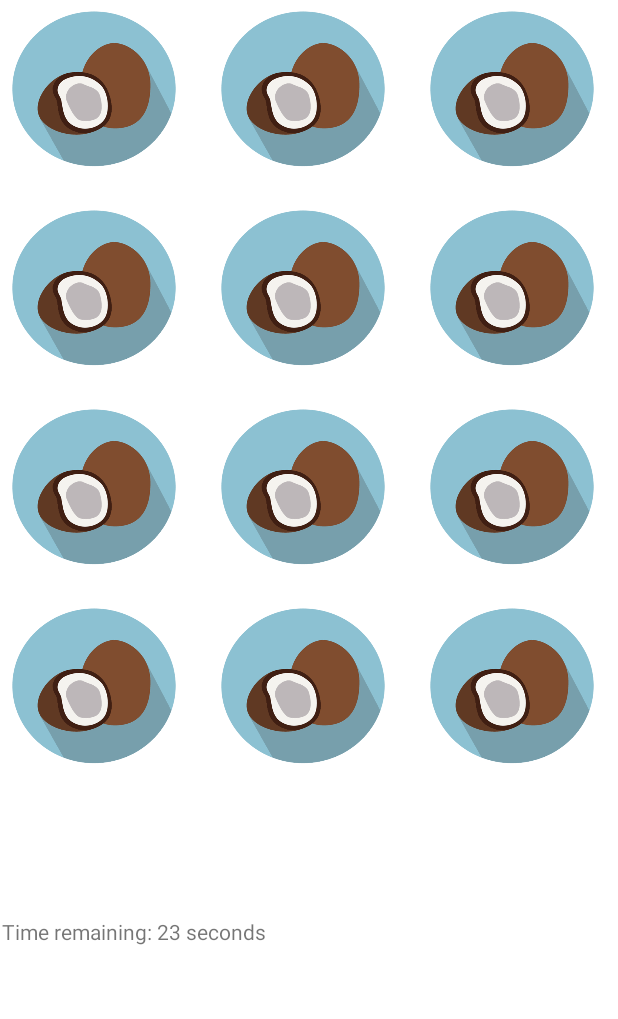
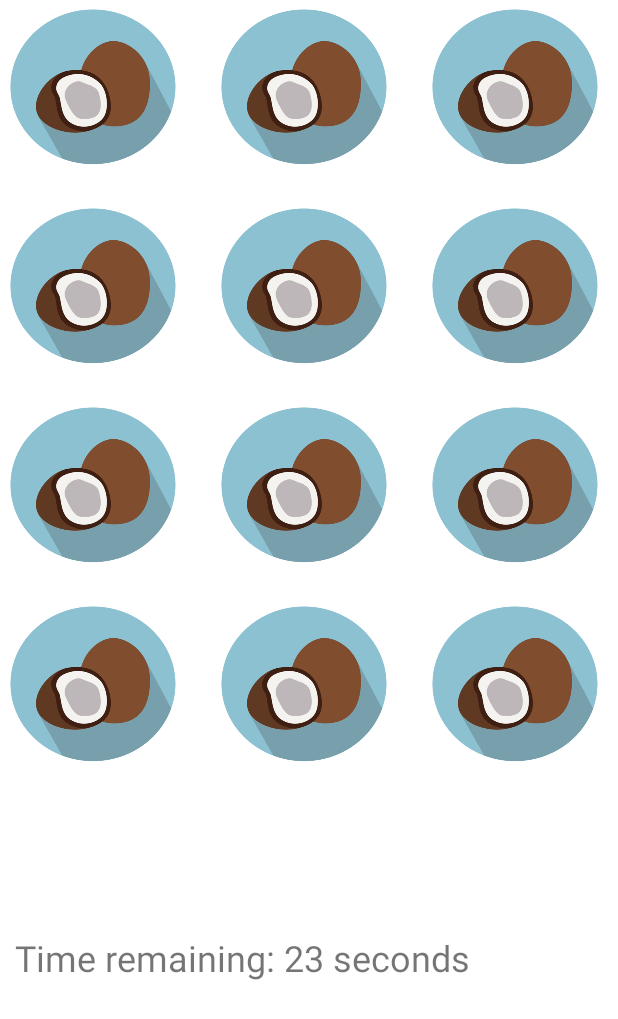
Before and after one commit to angelanacpil/BasicsPractice, an Android app: the screen it shows after launch (GameActivity), after a tap on "LOREM IPSUM.", on a phone screen of 412 x 824 dp. Shown: the top 1019 px of the screen. Run offline under Robolectric (Android 15) with nearby library versions, the phone set to English and light mode, and no system bars; 1 other tap on this screen came first.

Commit message:
Working DB

```diff
--- a/app/build.gradle
+++ b/app/build.gradle
@@ -33,6 +33,7 @@ dependencies {
     implementation 'androidx.appcompat:appcompat:1.6.1'
     implementation 'com.google.android.material:material:1.8.0'
     implementation 'androidx.constraintlayout:constraintlayout:2.1.4'
+    implementation 'androidx.sqlite:sqlite:2.1.0'
     testImplementation 'junit:junit:4.13.2'
     androidTestImplementation 'androidx.test.ext:junit:1.1.5'
     androidTestImplementation 'androidx.test.espresso:espresso-core:3.5.1'
--- /dev/null
+++ b/app/src/main/java/com/example/basicspractice/DBHandler.java
@@ -0,0 +1,111 @@
+package com.example.basicspractice;
+
+import android.content.ContentValues;
+import android.content.Context;
+import android.database.Cursor;
+import android.database.sqlite.SQLiteDatabase;
+import android.database.sqlite.SQLiteOpenHelper;
+import android.util.Log;
+
+public class DBHandler extends SQLiteOpenHelper {
+
+    // Get reference
+    SQLiteDatabase db = this.getReadableDatabase();
+
+    private static final String DATABASE_NAME = "gamedb";
+    private static final String TABLE_NAME = "player";
+    private static final String ID_COL = "id";
+    private static final String NAME_COL = "player_name";
+    private static final String CURRENT_STAGE_COL = "current_stage";
+    private static final String IS_GAME_COMPLETE_COL = "is_game_complete";
+
+    // STAGES
+    private static final String STAGE1_RT_COL = "stage1_rt";
+    private static final String STAGE1_BEST_RT_COL = "stage1_best_rt";
+
+    private static final String STAGE2_RT_COL = "stage2_rt";
+    private static final String STAGE2_BEST_RT_COL = "stage2_best_rt";
+
+    // Creating a constructor for our database handler.
+    public DBHandler(Context context) {
+        super(context, DATABASE_NAME, null, 1);
+    }
+
+    @Override
+    public void onCreate(SQLiteDatabase db) {
+        String query = "CREATE TABLE " + TABLE_NAME + " ("
+                + ID_COL + " INTEGER PRIMARY KEY AUTOINCREMENT, "
+                + NAME_COL + " TEXT,"
+                + CURRENT_STAGE_COL + " INT,"
+                + IS_GAME_COMPLETE_COL + " BOOL,"
+                + STAGE1_RT_COL + " TEXT,"
+                + STAGE1_BEST_RT_COL + " TEXT,"
+                + STAGE2_RT_COL + " TEXT,"
+                + STAGE2_BEST_RT_COL + " TEXT);";
+        db.execSQL(query);
+    }
+
+    // METHODS
+    public void addNewPlayer(String player_name, int current_stage, boolean is_game_complete, String stage1_rt, String stage1_best_rt, String stage2_rt, String stage2_best_rt) {
+
+        SQLiteDatabase db = this.getWritableDatabase();
+        ContentValues values = new ContentValues();
+
+        values.put(NAME_COL, player_name);
+        values.put(CURRENT_STAGE_COL, current_stage);
+        values.put(IS_GAME_COMPLETE_COL, is_game_complete);
+        values.put(STAGE1_RT_COL, stage1_rt);
+        values.put(STAGE1_BEST_RT_COL, stage1_best_rt);
+        values.put(STAGE2_RT_COL, stage2_rt);
+        values.put(STAGE2_BEST_RT_COL, stage2_best_rt);
+
+        db.insert(TABLE_NAME, null, values);
+        Log.d("DB", "addNewPlayer: " + player_name);
+        db.close();
+    }
+
+    public void clearDatabase() {
+        db.execSQL("DELETE FROM "+ TABLE_NAME);
+    }
+
+    public Player getPlayer() {
+        SQLiteDatabase db = this.getReadableDatabase();
+
+        // Cursor with query to read data from database.
+        Cursor cursorPlayer = db.rawQuery("SELECT * FROM " + TABLE_NAME + " ORDER BY id DESC LIMIT 1", null);
+
+        Player newPlayer = null;
+
+        // Moving our cursor to first position.
+        if (cursorPlayer.moveToFirst()) {
+//            String name = cursor.getString(cursor.getColumnIndex("name"));
+//            int age = cursor.getInt(cursor.getColumnIndex("age"));
+
+            do {
+                // Using data from cursor to create a new player via its constructor.
+                newPlayer = new Player(
+                        cursorPlayer.getString(1),
+                        cursorPlayer.getInt(2),
+                        cursorPlayer.getInt(3) == 1,
+                        cursorPlayer.getString(4),
+                        cursorPlayer.getString(5),
+                        cursorPlayer.getString(6),
+                        cursorPlayer.getString(7)
+                );
+
+            } while (cursorPlayer.moveToNext());
+        }
+
+        // Close & Return
+        cursorPlayer.close();
+        db.close();
+        return newPlayer;
+    }
+
+    @Override
+    public void onUpgrade(SQLiteDatabase db, int i, int i1) {
+        // Check if the table exists already.
+        db.execSQL("DROP TABLE IF EXISTS " + TABLE_NAME);
+        onCreate(db);
+    }
+}
--- a/app/src/main/java/com/example/basicspractice/GameActivity.java
+++ b/app/src/main/java/com/example/basicspractice/GameActivity.java
@@ -31,18 +31,16 @@ import java.util.Random;
 
 public class GameActivity extends AppCompatActivity {
 
-    // Context
+    // Context, DB, intent
     Context context;
-
-    // Database Test
-    String playerN = "UnknownPlayer";
+    private DBHandler dbHandler;
+    // Bundle extras = getIntent().getExtras(); Get data from intent
 
     // Declare game grid and tiles
     GridView gameBoardView;
     GridAdapter gridAdapter;
 
     int tilesImg[] = {R.drawable.tile1, R.drawable.tile2, R.drawable.tile3, R.drawable.tile4, R.drawable.tile5};
-
     List<Integer> initialTiles = new ArrayList<Integer>();
 
     // Initialize Inventory
@@ -54,7 +52,6 @@ public class GameActivity extends AppCompatActivity {
     // Score & Timer
     int score = 0;
     TextView timerText;
-
     private CountDownTimer countDownTimer;
 
     private void startTimer(long duration) {
@@ -74,7 +71,6 @@ public class GameActivity extends AppCompatActivity {
         };
         countDownTimer.start();
     }
-
 
     // Game Logic Conditional
     void checkInventory(List<Integer> stack) {
@@ -124,52 +120,21 @@ public class GameActivity extends AppCompatActivity {
         super.onCreate(savedInstanceState);
         setContentView(R.layout.activity_main);
 
+        // Context, DB, Intent
         context = getApplicationContext();
+        dbHandler = new DBHandler(GameActivity.this);
 
-        // Database Reference
-        GameDbHelper dbHelper = new GameDbHelper(context);
-        SQLiteDatabase db = dbHelper.getWritableDatabase();
+//        if (extras != null) { // Get data from intent
+//            player_name = extras.getString("player_name");
+//        }
 
-        // Define a projection that specifies which columns to retrieve
-        String[] projection = {
-                GameContract.ScoreEntry._ID,
-                GameContract.ScoreEntry.COLUMN_NAME_PLAYER_NAME,
-                GameContract.ScoreEntry.COLUMN_NAME_SCORE
-        };
+        // Get Player Name
+        String player_name = dbHandler.getPlayer().getPlayer_name() + "";
 
-        // DB Content Values
-        ContentValues values = new ContentValues();
-        values.put(GameContract.ScoreEntry.COLUMN_NAME_PLAYER_NAME, "Juan");
-        values.put(GameContract.ScoreEntry.COLUMN_NAME_SCORE, 1);
+        // Timer & Player
+        Log.d("TEM", player_name);
 
-        // Define a selection criteria
-        String selection = GameContract.ScoreEntry.COLUMN_NAME_PLAYER_NAME + " = ?";
-        String[] selectionArgs = { "Juan" };
-
-        // Query the database
-        Cursor cursor = db.query(
-                GameContract.ScoreEntry.TABLE_NAME,   // The table to query
-                projection,                            // The columns to retrieve
-                selection,                             // The selection criteria
-                selectionArgs,                         // The selection criteria values
-                null,                                  // Group by
-                null,                                  // Filter by
-                null                                   // Sort order
-        );
-
-        // Loop through the cursor to retrieve the data
-        if (cursor.moveToFirst()) {
-            do {
-                int id = cursor.getInt(cursor.getColumnIndexOrThrow(GameContract.ScoreEntry._ID));
-                String playerName = cursor.getString(cursor.getColumnIndexOrThrow(GameContract.ScoreEntry.COLUMN_NAME_PLAYER_NAME));
-                int score = cursor.getInt(cursor.getColumnIndexOrThrow(GameContract.ScoreEntry.COLUMN_NAME_SCORE));
-            } while (cursor.moveToNext());
-        }
-
-        // Close the cursor
-        cursor.close();
-
-        // Timer
+        timerText = findViewById(R.id.timerView);
         startTimer(24000);
 
         // Initialize gameBoardView
@@ -194,10 +159,9 @@ public class GameActivity extends AppCompatActivity {
         inventoryRecyclerView.setLayoutManager(linearLayoutManager);
         inventoryRecyclerView.setAdapter(itemListAdapter);
 
-        // Timer
-        timerText = findViewById(R.id.timerView);
+        // EVENT HANDLERS
 
-        // Event Handlers
+        // Click Grid Item/Tile from Game Board
         gameBoardView.setOnItemClickListener(new AdapterView.OnItemClickListener() {
             @Override
             public void onItemClick(AdapterView<?> parent, View view, int position, long id) {
@@ -212,19 +176,15 @@ public class GameActivity extends AppCompatActivity {
                 iterator.next();
                 iterator.remove();
                 gridAdapter.notifyDataSetChanged();
-
-                // Database Test
-                Log.d("Test", playerN + "");
             }
         });
 
-        // Disable scroll via detecting touch
+        // Disable scroll by detecting touch
         gameBoardView.setOnTouchListener(new View.OnTouchListener() {
             @Override
             public boolean onTouch(View v, MotionEvent event) {
                 return event.getAction() == MotionEvent.ACTION_MOVE;
             }
         });
-
     }
 }
--- a/app/src/main/java/com/example/basicspractice/GameDbHelper.java
+++ /dev/null
@@ -1,26 +0,0 @@
-package com.example.basicspractice;
-
-import android.content.Context;
-import android.database.sqlite.SQLiteDatabase;
-import android.database.sqlite.SQLiteOpenHelper;
-
-public class GameDbHelper extends SQLiteOpenHelper {
-    private static final String DATABASE_NAME = "game.db";
-
-    public GameDbHelper(Context context) {
-        super(context, DATABASE_NAME, null, 1);
-    }
-
-    @Override
-    public void onCreate(SQLiteDatabase db) {
-        // Create the database table
-        db.execSQL(GameContract.ScoreEntry.CREATE_TABLE);
-    }
-
-    @Override
-    public void onUpgrade(SQLiteDatabase db, int i, int i1) {
-        // Upgrade the database if necessary
-        db.execSQL(GameContract.ScoreEntry.DELETE_TABLE);
-        onCreate(db);
-    }
-}
--- a/app/src/main/java/com/example/basicspractice/MainActivity.java
+++ b/app/src/main/java/com/example/basicspractice/MainActivity.java
@@ -3,12 +3,25 @@ package com.example.basicspractice;
 import androidx.appcompat.app.AppCompatActivity;
 
 import android.annotation.SuppressLint;
+import android.util.Log;
 import android.view.View;
 import android.widget.Button;
 import android.os.Bundle;
 import android.content.Intent;
+import android.widget.EditText;
 
 public class MainActivity extends AppCompatActivity {
+    String player_name;
+    Button textBoxBtn;
+    Button startBtn;
+    private DBHandler dbHandler;
+
+    void moveToIntro() {
+        // To Intro
+        startBtn.setText("OFW/You landed on Manila blah blah...");
+        setContentView(R.layout.activity_intro);
+        textBoxBtn = (Button)findViewById(R.id.textBox);
+    }
 
     @SuppressLint("ClickableViewAccessibility")
     @Override
@@ -16,24 +29,42 @@ public class MainActivity extends AppCompatActivity {
         super.onCreate(savedInstanceState);
         setContentView(R.layout.activity_start);
 
-        Button startBtn = (Button)findViewById(R.id.startBtn);
-        startBtn.setText("OFW/You landed on Manila blah blah...");
+        dbHandler = new DBHandler(MainActivity.this);
 
-        startBtn.setOnClickListener(new View.OnClickListener(){
+        startBtn = (Button)findViewById(R.id.startBtn);
+        EditText playerNameEditText = findViewById(R.id.playerNameEditText);
+
+        // If player doesn't exist yet, show text input
+        if (dbHandler.getPlayer() == null) {
+            playerNameEditText.setVisibility(View.VISIBLE);
+        } else {
+            player_name = dbHandler.getPlayer().getPlayer_name();
+        }
+
+        startBtn.setOnClickListener(new View.OnClickListener() {
             @Override
             public void onClick(View view) {
-                // To Intro
-                setContentView(R.layout.activity_intro);
-                Button textBoxBtn = (Button)findViewById(R.id.textBox);
+
+//                dbHandler.clearDatabase();
+
+                moveToIntro();
 
                 textBoxBtn.setOnClickListener(new View.OnClickListener(){
                     @Override
                     public void onClick(View view) {
+                        // Player Name to DB
+                        dbHandler.addNewPlayer(playerNameEditText.getText().toString(), 1, false, "0", "0", "0", "0");
+
+                        String msg = dbHandler.getPlayer().getPlayer_name() + "";
+
+                        Log.d("Player", msg);
+
                         // To GameActivity or Stage1
                         Intent intent = new Intent(MainActivity.this, GameActivity.class);
 
-                        // Start the new activity
-                        startActivity(intent);
+                        // Start new activity and pass player name - only for reference
+                        // intent.putExtra("player_name", player_name);
+                         startActivity(intent);
                     }
                 });
             }
--- /dev/null
+++ b/app/src/main/java/com/example/basicspractice/Player.java
@@ -0,0 +1,82 @@
+package com.example.basicspractice;
+
+public class Player {
+
+    // COLUMNS
+    private int id;
+    private String player_name;
+    private int current_stage;
+    private boolean is_game_complete;
+    private String stage1_rt; // Remaining time
+    private String stage1_best_rt; // Shortest/best remaining time
+    private String stage2_rt;
+    private String stage2_best_rt;
+
+    // GETTERS AND SETTERS
+    public int getId() {
+        return id;
+    }
+    public void setId(int id) {
+        this.id = id;
+    }
+
+    public String getPlayer_name() { return player_name; }
+    public void setPlayer_name(String player_name)
+    {
+        this.player_name = player_name;
+    }
+
+    public int getCurrent_stage() {
+        return current_stage;
+    }
+    public void setCurrent_stage(int current_stage) {
+        this.current_stage = current_stage;
+    }
+
+    public String getStage1_rt() {
+        return stage1_rt;
+    }
+    public void setStage1_rt(String stage1_rt) {
+        this.stage1_rt = stage1_rt;
+    }
+
+    public String getStage1_best_rt() {
+        return stage1_best_rt;
+    }
+    public void setStage1_best_rt(String stage1_best_rt) {
+        this.stage1_best_rt = stage1_best_rt;
+    }
+
+    public String getStage2_rt() {
+        return stage2_rt;
+    }
+    public void setStage2_rt(String stage2_rt) {
+        this.stage2_rt = stage2_rt;
+    }
+
+    public String getStage2_best_rt() {
+        return stage2_best_rt;
+    }
+    public void setStage2_best_rt(String stage2_best_rt) {
+        this.stage2_best_rt = stage2_best_rt;
+    }
+
+    public boolean isIs_game_complete() {
+        return is_game_complete;
+    }
+
+    public void setIs_game_complete(boolean is_game_complete) {
+        this.is_game_complete = is_game_complete;
+    }
+
+    // CONSTRUCTOR
+    public Player(String player_name, int current_stage, boolean is_game_complete, String stage1_rt, String stage1_best_rt, String stage2_rt, String stage2_best_rt) {
+        this.player_name = player_name;
+        this.current_stage = current_stage;
+        this.is_game_complete = is_game_complete;
+        this.stage1_rt = stage1_rt;
+        this.stage1_best_rt = stage1_best_rt;
+        this.stage2_rt = stage2_rt;
+        this.stage2_best_rt = stage2_best_rt;
+    }
+}
--- a/app/src/main/res/layout/activity_main.xml
+++ b/app/src/main/res/layout/activity_main.xml
@@ -5,7 +5,6 @@
     android:layout_width="match_parent"
     android:layout_height="match_parent"
     android:orientation="vertical"
-    android:padding="1dp"
     tools:context=".MainActivity">
 
     <!-- Game Board -->
@@ -23,13 +22,17 @@
         android:id="@+id/inventoryView"
         android:layout_width="match_parent"
         android:layout_height="100dp"
+        android:layout_marginTop="12dp"
         android:orientation="horizontal" />
 
     <!-- Timer -->
     <TextView
         android:id="@+id/timerView"
         android:layout_width="match_parent"
-        android:layout_height="match_parent"
-        android:text="0" />
+        android:layout_height="50dp"
+        android:text="0"
+        android:paddingLeft="10dp"
+        android:layout_marginBottom="5dp"
+        android:textSize="24sp" />
 
 </LinearLayout>
```
Also changed, not shown: app/src/main/java/com/example/basicspractice/GameContract.java (deleted, +0 -21 lines), app/src/main/res/layout/activity_start.xml (+17 -2 lines).
